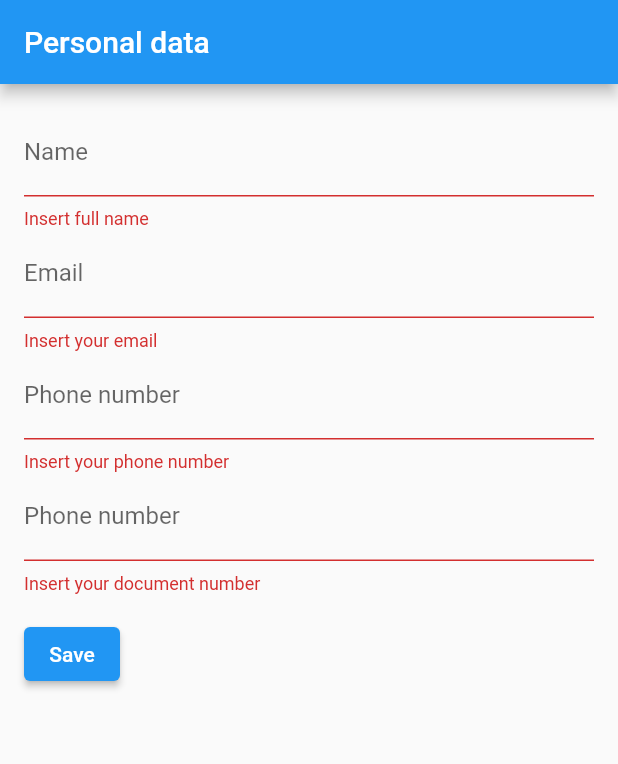
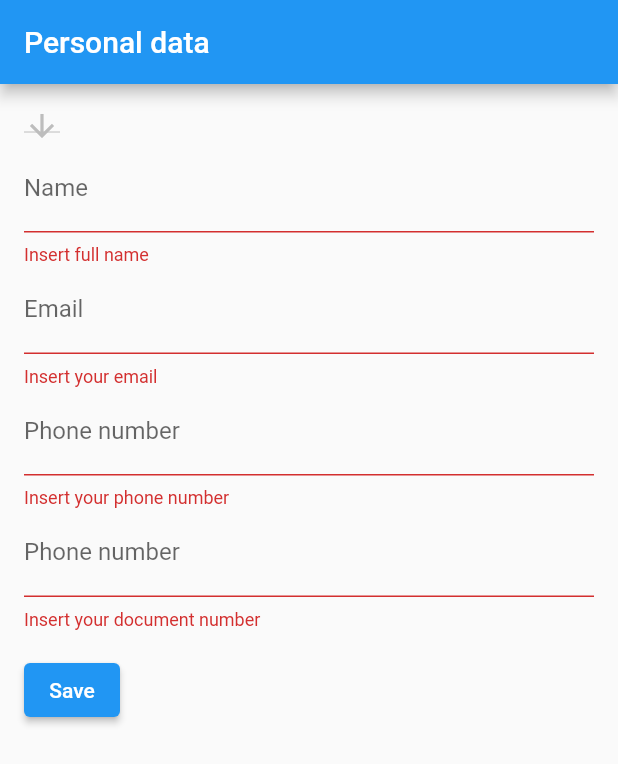
Before and after one commit to brunotfarsura/powereffi_mobile, a Flutter app: the screen it shows after launch, after a tap on "Save", on a phone screen of 412 x 824 dp. Shown: the top 764 px of the screen. Run offline on Flutter 3.47's test engine with Material 2 defaults, Android fonts, the light colour scheme and no system bars; our stand-ins replace floor; accounts and stored records are empty.

Commit message:
create new screen to register energy consumption data

```diff
--- a/lib/personalData/createPersonalData.dart
+++ b/lib/personalData/createPersonalData.dart
@@ -11,10 +11,20 @@ class CreatePersonalData extends StatelessWidget {
 
   final _formKey = GlobalKey<FormState>();
 
-  final TextEditingController _nameController = TextEditingController();
-  final TextEditingController _emailController = TextEditingController();
-  final TextEditingController _phoneController = TextEditingController();
-  final TextEditingController _documentController = TextEditingController();
+  TextEditingController _distributionCompanyNameController = TextEditingController();
+  final TextEditingController _installationNumberController = TextEditingController();
+  final TextEditingController _clientNameController = TextEditingController();
+  final TextEditingController _addressController = TextEditingController();
+  final TextEditingController _groupController = TextEditingController();
+  final TextEditingController _subGroupController = TextEditingController();
+  final TextEditingController _classController = TextEditingController();
+  final TextEditingController _subClassController = TextEditingController();
+  final TextEditingController _supplyTypeController = TextEditingController();
+  final TextEditingController _tariffModalityController = TextEditingController();
+  final TextEditingController _energyConsumptionFirstMonthController = TextEditingController();
+  final TextEditingController _energyConsumptionSecondMonthController = TextEditingController();
+  final TextEditingController _energyConsumptionThirdMonthController = TextEditingController();
+  final TextEditingController _energyConsumptionFourthMonthController = TextEditingController();
 
   @override
   Widget build(BuildContext context) {
@@ -30,10 +40,16 @@ class CreatePersonalData extends StatelessWidget {
             child: Column(
               crossAxisAlignment: CrossAxisAlignment.start,
               children: <Widget>[
+                DropdownButton<String>(items: [],
+                  icon: const Icon(Icons.arrow_downward),
+                  elevation: 16,
+
+                  onChanged: (value) => _distributionCompanyNameController=value
+                ),
                 TextFormField(
                   decoration: const InputDecoration(
                       hintText: "Name", labelText: "Name"),
-                  controller: _nameController,
+                  controller: _distributionCompanyNameController,
                   validator: (value) {
                     if (value == null || value.isEmpty) {
                       return 'Insert full name';
@@ -44,7 +60,7 @@ class CreatePersonalData extends StatelessWidget {
                 TextFormField(
                   decoration: const InputDecoration(
                       hintText: "Email", labelText: "Email"),
-                  controller: _emailController,
+                  controller: _installationNumberController,
                   validator: (value) {
                     if (value == null || value.isEmpty) {
                       return 'Insert your email';
@@ -55,7 +71,7 @@ class CreatePersonalData extends StatelessWidget {
                 TextFormField(
                   decoration: const InputDecoration(
                       hintText: "Phone number", labelText: "Phone number"),
-                  controller: _phoneController,
+                  controller: _clientNameController,
                   validator: (value) {
                     if (value == null || value.isEmpty) {
                       return 'Insert your phone number';
@@ -66,7 +82,7 @@ class CreatePersonalData extends StatelessWidget {
                 TextFormField(
                   decoration: const InputDecoration(
                       hintText: "Document number", labelText: "Phone number"),
-                  controller: _documentController,
+                  controller: _addressController,
                   validator: (value) {
                     if (value == null || value.isEmpty) {
                       return 'Insert your document number';
@@ -81,10 +97,10 @@ class CreatePersonalData extends StatelessWidget {
                       if (_formKey.currentState!.validate()) {
 
                       Person person = Person(
-                          name: _nameController.text,
-                          email: _emailController.text,
-                          phoneNumber: _phoneController.text,
-                          documentNumber: _documentController.text
+                          name: _distributionCompanyNameController.text,
+                          email: _installationNumberController.text,
+                          phoneNumber: _clientNameController.text,
+                          documentNumber: _addressController.text
                         );
                         //Navigator.pop(context, person);
                         Navigator.pushNamed(context, "");
```
Also changed, not shown: lib/energyConsumption/energyConsumptionData.dart (added).
